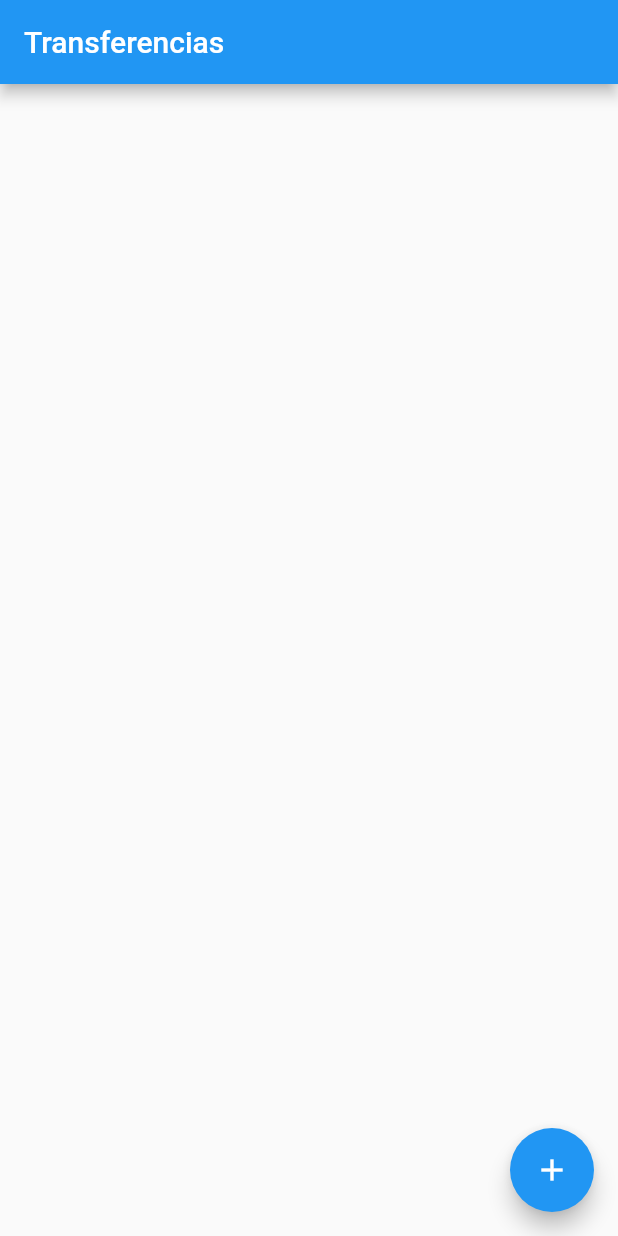
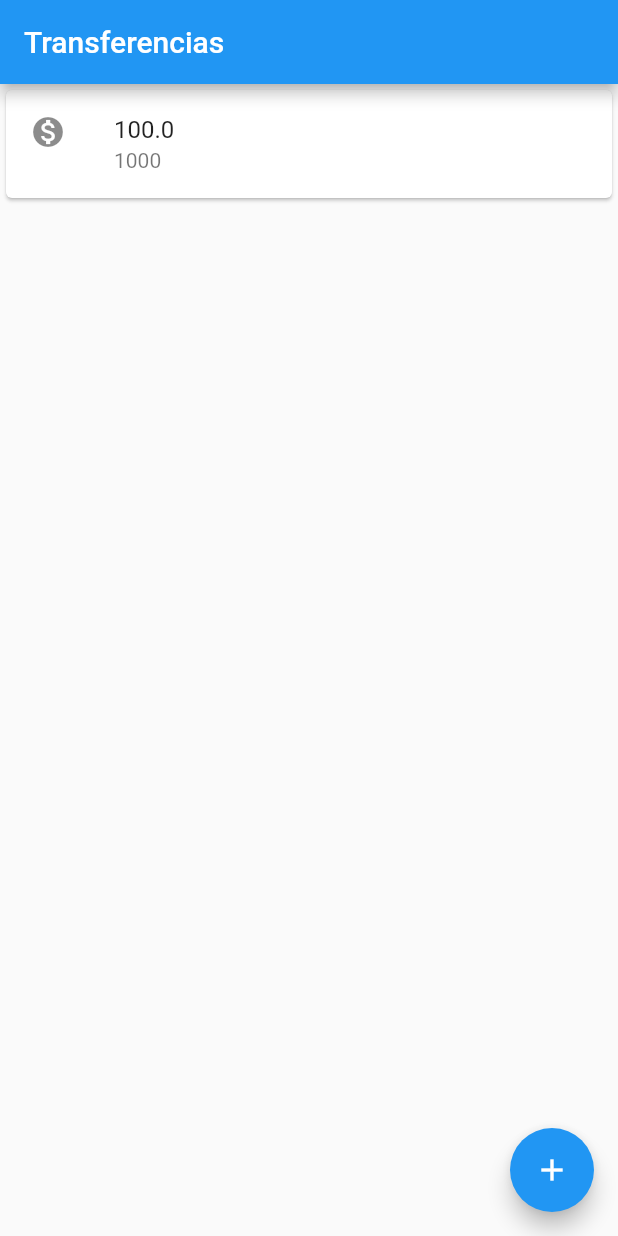
Before and after one commit to andytsunami/bytebank, a Flutter app: the screen it shows after launch, on a phone screen of 412 x 824 dp. Run offline on Flutter 3.47's test engine with Material 2 defaults, Android fonts, the phone set to English and light mode, and no system bars.

Commit message:
Usando ListTile

```diff
--- a/lib/main.dart
+++ b/lib/main.dart
@@ -3,6 +3,13 @@ import 'package:flutter/material.dart';
 
 void main() => runApp(MaterialApp(
         home: Scaffold(
+      body: Card(
+        child: ListTile(
+          leading: Icon(Icons.monetization_on),
+          title: Text("100.0"),
+          subtitle: Text("1000"),
+        ),
+      ),
       appBar: AppBar(
         title: Text("Transferencias"),
       ),
```
